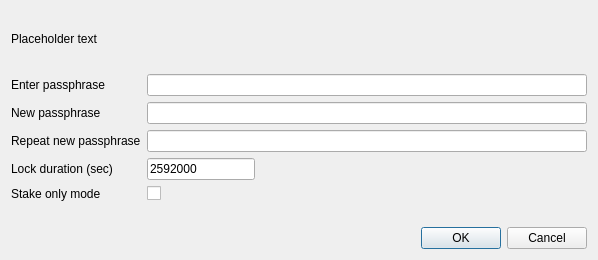
Above: src/qt/forms/askpassphrasedialog.ui from duality-solutions/Sequence before the change. Below: the same form after it.
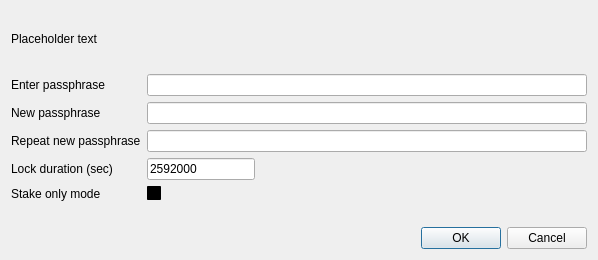
That is the form after the change.

Commit message: Styling change for mint checkbox

Diff of the .ui file:
```diff
--- a/src/qt/forms/askpassphrasedialog.ui
+++ b/src/qt/forms/askpassphrasedialog.ui
@@ -121,6 +121,421 @@
      </item>
      <item row="4" column="1">
       <widget class="QCheckBox" name="passCheckBoxMintOnly">
+       <property name="palette">
+        <palette>
+         <active>
+          <colorrole role="WindowText">
+           <brush brushstyle="SolidPattern">
+            <color alpha="255">
+             <red>255</red>
+             <green>255</green>
+             <blue>255</blue>
+            </color>
+           </brush>
+          </colorrole>
+          <colorrole role="Button">
+           <brush brushstyle="SolidPattern">
+            <color alpha="255">
+             <red>0</red>
+             <green>0</green>
+             <blue>0</blue>
+            </color>
+           </brush>
+          </colorrole>
+          <colorrole role="Light">
+           <brush brushstyle="SolidPattern">
+            <color alpha="255">
+             <red>0</red>
+             <green>0</green>
+             <blue>0</blue>
+            </color>
+           </brush>
+          </colorrole>
+          <colorrole role="Midlight">
+           <brush brushstyle="SolidPattern">
+            <color alpha="255">
+             <red>0</red>
+             <green>0</green>
+             <blue>0</blue>
+            </color>
+           </brush>
+          </colorrole>
+          <colorrole role="Dark">
+           <brush brushstyle="SolidPattern">
+            <color alpha="255">
+             <red>0</red>
+             <green>0</green>
+             <blue>0</blue>
+            </color>
+           </brush>
+          </colorrole>
+          <colorrole role="Mid">
+           <brush brushstyle="SolidPattern">
+            <color alpha="255">
+             <red>0</red>
+             <green>0</green>
+             <blue>0</blue>
+            </color>
+           </brush>
+          </colorrole>
+          <colorrole role="Text">
+           <brush brushstyle="SolidPattern">
+            <color alpha="255">
+             <red>255</red>
+             <green>255</green>
+             <blue>255</blue>
+            </color>
+           </brush>
+          </colorrole>
+          <colorrole role="BrightText">
+           <brush brushstyle="SolidPattern">
+            <color alpha="255">
+             <red>255</red>
+             <green>255</green>
+             <blue>255</blue>
+            </color>
+           </brush>
+          </colorrole>
+          <colorrole role="ButtonText">
+           <brush brushstyle="SolidPattern">
+            <color alpha="255">
+             <red>255</red>
+             <green>255</green>
+             <blue>255</blue>
+            </color>
+           </brush>
+          </colorrole>
+          <colorrole role="Base">
+           <brush brushstyle="SolidPattern">
+            <color alpha="255">
+             <red>0</red>
+             <green>0</green>
+             <blue>0</blue>
+            </color>
+           </brush>
+          </colorrole>
+          <colorrole role="Window">
+           <brush brushstyle="SolidPattern">
+            <color alpha="255">
+             <red>0</red>
+             <green>0</green>
+             <blue>0</blue>
+            </color>
+           </brush>
+          </colorrole>
+          <colorrole role="Shadow">
+           <brush brushstyle="SolidPattern">
+            <color alpha="255">
+             <red>0</red>
+             <green>0</green>
+             <blue>0</blue>
+            </color>
+           </brush>
+          </colorrole>
+          <colorrole role="AlternateBase">
+           <brush brushstyle="SolidPattern">
+            <color alpha="255">
+             <red>0</red>
+             <green>0</green>
+             <blue>0</blue>
+            </color>
+           </brush>
+          </colorrole>
+          <colorrole role="ToolTipBase">
+           <brush brushstyle="SolidPattern">
+            <color alpha="255">
+             <red>255</red>
+             <green>255</green>
+             <blue>220</blue>
+            </color>
+           </brush>
+          </colorrole>
+          <colorrole role="ToolTipText">
+           <brush brushstyle="SolidPattern">
+            <color alpha="255">
+             <red>0</red>
+             <green>0</green>
+             <blue>0</blue>
+            </color>
+           </brush>
+          </colorrole>
+         </active>
+         <inactive>
+          <colorrole role="WindowText">
+           <brush brushstyle="SolidPattern">
+            <color alpha="255">
+             <red>255</red>
+             <green>255</green>
+             <blue>255</blue>
+            </color>
+           </brush>
+          </colorrole>
+          <colorrole role="Button">
+           <brush brushstyle="SolidPattern">
+            <color alpha="255">
+             <red>0</red>
+             <green>0</green>
+             <blue>0</blue>
+            </color>
+           </brush>
+          </colorrole>
+          <colorrole role="Light">
+           <brush brushstyle="SolidPattern">
+            <color alpha="255">
+             <red>0</red>
+             <green>0</green>
+             <blue>0</blue>
+            </color>
+           </brush>
+          </colorrole>
+          <colorrole role="Midlight">
+           <brush brushstyle="SolidPattern">
+            <color alpha="255">
+             <red>0</red>
+             <green>0</green>
+             <blue>0</blue>
+            </color>
+           </brush>
+          </colorrole>
+          <colorrole role="Dark">
+           <brush brushstyle="SolidPattern">
+            <color alpha="255">
+             <red>0</red>
+             <green>0</green>
+             <blue>0</blue>
+            </color>
+           </brush>
+          </colorrole>
+          <colorrole role="Mid">
+           <brush brushstyle="SolidPattern">
+            <color alpha="255">
+             <red>0</red>
+             <green>0</green>
+             <blue>0</blue>
+            </color>
+           </brush>
+          </colorrole>
+          <colorrole role="Text">
+           <brush brushstyle="SolidPattern">
+            <color alpha="255">
+             <red>255</red>
+             <green>255</green>
+             <blue>255</blue>
+            </color>
+           </brush>
+          </colorrole>
+          <colorrole role="BrightText">
+           <brush brushstyle="SolidPattern">
+            <color alpha="255">
+             <red>255</red>
+             <green>255</green>
+             <blue>255</blue>
+            </color>
+           </brush>
+          </colorrole>
+          <colorrole role="ButtonText">
+           <brush brushstyle="SolidPattern">
+            <color alpha="255">
+             <red>255</red>
+             <green>255</green>
+             <blue>255</blue>
+            </color>
+           </brush>
+          </colorrole>
+          <colorrole role="Base">
+           <brush brushstyle="SolidPattern">
+            <color alpha="255">
+             <red>0</red>
+             <green>0</green>
+             <blue>0</blue>
+            </color>
+           </brush>
+          </colorrole>
+          <colorrole role="Window">
+           <brush brushstyle="SolidPattern">
+            <color alpha="255">
+             <red>0</red>
+             <green>0</green>
+             <blue>0</blue>
+            </color>
+           </brush>
+          </colorrole>
+          <colorrole role="Shadow">
+           <brush brushstyle="SolidPattern">
+            <color alpha="255">
+             <red>0</red>
+             <green>0</green>
+             <blue>0</blue>
+            </color>
+           </brush>
+          </colorrole>
+          <colorrole role="AlternateBase">
+           <brush brushstyle="SolidPattern">
+            <color alpha="255">
+             <red>0</red>
+             <green>0</green>
+             <blue>0</blue>
+            </color>
+           </brush>
+          </colorrole>
+          <colorrole role="ToolTipBase">
+           <brush brushstyle="SolidPattern">
+            <color alpha="255">
+             <red>255</red>
+             <green>255</green>
+             <blue>220</blue>
+            </color>
+           </brush>
+          </colorrole>
+          <colorrole role="ToolTipText">
+           <brush brushstyle="SolidPattern">
+            <color alpha="255">
+             <red>0</red>
+             <green>0</green>
+             <blue>0</blue>
+            </color>
+           </brush>
+          </colorrole>
+         </inactive>
+         <disabled>
+          <colorrole role="WindowText">
+           <brush brushstyle="SolidPattern">
+            <color alpha="255">
+             <red>0</red>
+             <green>0</green>
+             <blue>0</blue>
+            </color>
+           </brush>
+          </colorrole>
+          <colorrole role="Button">
+           <brush brushstyle="SolidPattern">
+            <color alpha="255">
+             <red>0</red>
+             <green>0</green>
+             <blue>0</blue>
+            </color>
+           </brush>
+          </colorrole>
+          <colorrole role="Light">
+           <brush brushstyle="SolidPattern">
+            <color alpha="255">
+             <red>0</red>
+             <green>0</green>
+             <blue>0</blue>
+            </color>
+           </brush>
+          </colorrole>
+          <colorrole role="Midlight">
+           <brush brushstyle="SolidPattern">
+            <color alpha="255">
+             <red>0</red>
+             <green>0</green>
+             <blue>0</blue>
+            </color>
+           </brush>
+          </colorrole>
+          <colorrole role="Dark">
+           <brush brushstyle="SolidPattern">
+            <color alpha="255">
+             <red>0</red>
+             <green>0</green>
+             <blue>0</blue>
+            </color>
+           </brush>
+          </colorrole>
+          <colorrole role="Mid">
+           <brush brushstyle="SolidPattern">
+            <color alpha="255">
+             <red>0</red>
+             <green>0</green>
+             <blue>0</blue>
+            </color>
+           </brush>
+          </colorrole>
+          <colorrole role="Text">
+           <brush brushstyle="SolidPattern">
+            <color alpha="255">
+             <red>0</red>
+             <green>0</green>
+             <blue>0</blue>
+            </color>
+           </brush>
+          </colorrole>
+          <colorrole role="BrightText">
+           <brush brushstyle="SolidPattern">
+            <color alpha="255">
+             <red>255</red>
+             <green>255</green>
+             <blue>255</blue>
+            </color>
+           </brush>
+          </colorrole>
+          <colorrole role="ButtonText">
+           <brush brushstyle="SolidPattern">
+            <color alpha="255">
+             <red>0</red>
+             <green>0</green>
+             <blue>0</blue>
+            </color>
+           </brush>
+          </colorrole>
+          <colorrole role="Base">
+           <brush brushstyle="SolidPattern">
+            <color alpha="255">
+             <red>0</red>
+             <green>0</green>
+             <blue>0</blue>
+            </color>
+           </brush>
+          </colorrole>
+          <colorrole role="Window">
+           <brush brushstyle="SolidPattern">
+            <color alpha="255">
+             <red>0</red>
+             <green>0</green>
+             <blue>0</blue>
+            </color>
+           </brush>
+          </colorrole>
+          <colorrole role="Shadow">
+           <brush brushstyle="SolidPattern">
+            <color alpha="255">
+             <red>0</red>
+             <green>0</green>
+             <blue>0</blue>
+            </color>
+           </brush>
+          </colorrole>
+          <colorrole role="AlternateBase">
+           <brush brushstyle="SolidPattern">
+            <color alpha="255">
+             <red>0</red>
+             <green>0</green>
+             <blue>0</blue>
+            </color>
+           </brush>
+          </colorrole>
+          <colorrole role="ToolTipBase">
+           <brush brushstyle="SolidPattern">
+            <color alpha="255">
+             <red>255</red>
+             <green>255</green>
+             <blue>220</blue>
+            </color>
+           </brush>
+          </colorrole>
+          <colorrole role="ToolTipText">
+           <brush brushstyle="SolidPattern">
+            <color alpha="255">
+             <red>0</red>
+             <green>0</green>
+             <blue>0</blue>
+            </color>
+           </brush>
+          </colorrole>
+         </disabled>
+        </palette>
+       </property>
        <property name="text">
         <string/>
        </property>
```
